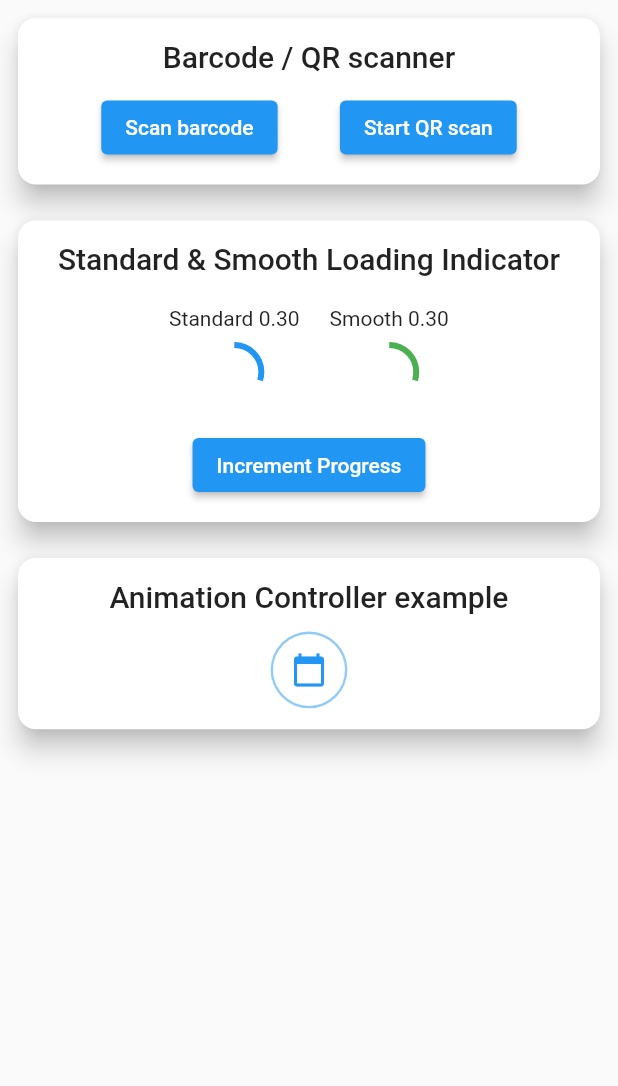
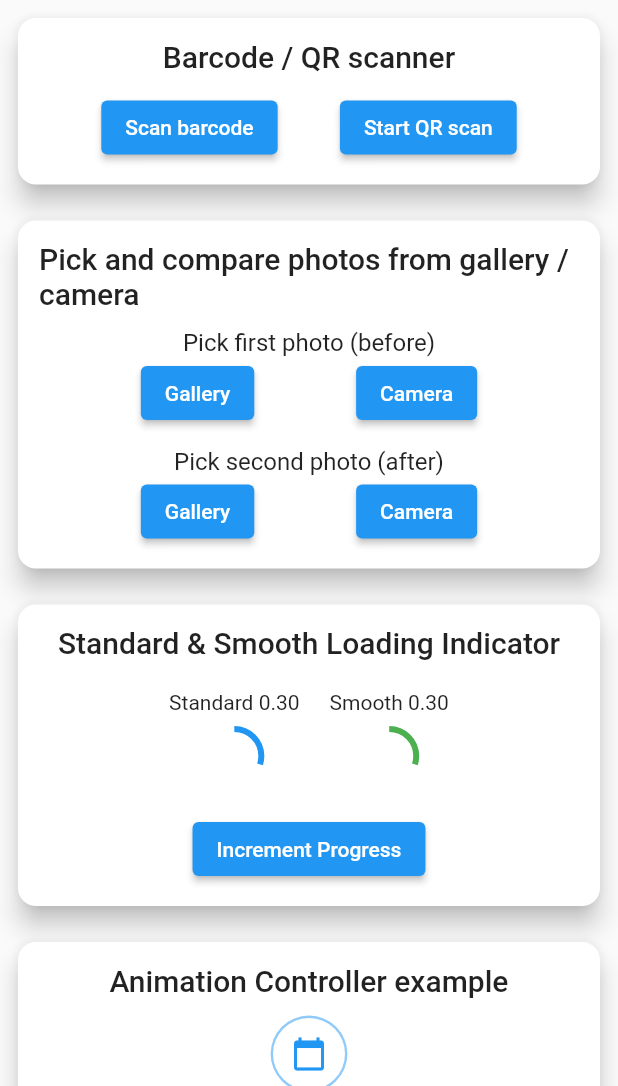
Before and after one commit to jArecki444/Sandbox_Practice_Flutter, a Flutter app: the screen it shows after launch, on a phone screen of 412 x 824 dp, the part 150-1236 px from its top. Run offline on Flutter 3.47's test engine with Material 2 defaults, Android fonts, the phone set to English and light mode, and no system bars; our stand-ins replace image_picker; missing offline and left inert: before_after, flutter_barcode_scanner.

Commit message:
Compare images from gallery and camera

```diff
--- /dev/null
+++ b/lib/cards/compare_photos_slider.dart
@@ -0,0 +1,148 @@
+import 'dart:io';
+
+import 'package:before_after/before_after.dart';
+import 'package:flutter/material.dart';
+import 'package:image_picker/image_picker.dart';
+
+class ComparePhotosSliderCard extends StatefulWidget {
+  const ComparePhotosSliderCard({Key? key}) : super(key: key);
+
+  @override
+  State<ComparePhotosSliderCard> createState() =>
+      _ComparePhotosSliderCardState();
+}
+
+class _ComparePhotosSliderCardState extends State<ComparePhotosSliderCard> {
+  File? _pickedPhotoBefore;
+  File? _pickedPhotoAfter;
+
+  @override
+  Widget build(BuildContext context) {
+    return Card(
+      margin: const EdgeInsets.all(12.0),
+      shape: RoundedRectangleBorder(
+        borderRadius: BorderRadius.circular(12.0),
+      ),
+      elevation: 7,
+      child: Padding(
+        padding: const EdgeInsets.all(14.0),
+        child: Column(
+          children: [
+            Text(
+              'Pick and compare photos from gallery / camera',
+              style: Theme.of(context).textTheme.headline6,
+            ),
+            const SizedBox(height: 12),
+            Visibility(
+              visible: _pickedPhotoBefore == null,
+              child: Column(
+                children: [
+                  const Text(
+                    'Pick first photo (before)',
+                    style: TextStyle(fontSize: 16),
+                  ),
+                  Row(
+                    mainAxisAlignment: MainAxisAlignment.spaceEvenly,
+                    children: [
+                      ElevatedButton(
+                        onPressed: () => _pickImage(
+                            ImageSource.gallery, ComparedPhoto.before),
+                        child: const Text(
+                          'Gallery',
+                        ),
+                      ),
+                      ElevatedButton(
+                        onPressed: () => _pickImage(
+                            ImageSource.camera, ComparedPhoto.before),
+                        child: const Text(
+                          'Camera',
+                        ),
+                      ),
+                    ],
+                  ),
+                ],
+              ),
+            ),
+            const SizedBox(height: 12),
+            Visibility(
+              visible: _pickedPhotoAfter == null,
+              child: Column(
+                children: [
+                  const Text(
+                    'Pick second photo (after)',
+                    style: const TextStyle(fontSize: 16),
+                  ),
+                  Row(
+                    mainAxisAlignment: MainAxisAlignment.spaceEvenly,
+                    children: [
+                      ElevatedButton(
+                        onPressed: () => _pickImage(
+                            ImageSource.gallery, ComparedPhoto.after),
+                        child: const Text(
+                          'Gallery',
+                        ),
+                      ),
+                      ElevatedButton(
+                        onPressed: () =>
+                            _pickImage(ImageSource.camera, ComparedPhoto.after),
+                        child: const Text('Camera'),
+                      ),
+                    ],
+                  ),
+                ],
+              ),
+            ),
+            if (_pickedPhotoAfter != null && _pickedPhotoBefore != null)
+              Column(
+                children: [
+                  BeforeAfter(
+                    beforeImage: Image.file(
+                      _pickedPhotoBefore!,
+                      fit: BoxFit.cover,
+                      height: 500,
+                      width: 500,
+                    ),
+                    afterImage: Image.file(
+                      _pickedPhotoAfter!,
+                      fit: BoxFit.cover,
+                      height: 500,
+                      width: 500,
+                    ),
+                  ),
+                  ElevatedButton(
+                    onPressed: () => setState(() {
+                      _pickedPhotoBefore = null;
+                      _pickedPhotoAfter = null;
+                    }),
+                    child: Text('Try again with new photos'),
+                  )
+                ],
+              ),
+          ],
+        ),
+      ),
+    );
+  }
+
+  Future _pickImage(ImageSource sourceType, ComparedPhoto comparedPhoto) async {
+    try {
+      final pickedFile = await ImagePicker().pickImage(source: sourceType);
+      if (pickedFile != null) {
+        setState(() {
+          if (comparedPhoto == ComparedPhoto.before) {
+            _pickedPhotoBefore = File(pickedFile.path);
+          } else {
+            _pickedPhotoAfter = File(pickedFile.path);
+          }
+        });
+      }
+    } catch (e) {
+      print('Failed to pick image $e');
+    }
+  }
+}
+
+enum ComparedPhoto {
+  before,
+  after,
+}
--- a/lib/main.dart
+++ b/lib/main.dart
@@ -1,6 +1,7 @@
 import 'package:flutter/material.dart';
 import 'package:sandbox_practice_flutter/cards/animated_icons.dart';
 import 'package:sandbox_practice_flutter/cards/barcode_scanner.dart';
+import 'package:sandbox_practice_flutter/cards/compare_photos_slider.dart';
 
 import 'cards/animated_progress_indicator.dart';
 
@@ -66,6 +67,7 @@
                 mainAxisAlignment: MainAxisAlignment.start,
                 children: <Widget>[
                   const BarcodeScannerCard(),
+                  const ComparePhotosSliderCard(),
                   AnimatedProgressIndicatorCard(
                     incrementProgress: _incrementProgress,
                     progress: _progress,
```
Also changed, not shown: pubspec.yaml (+7 -17 lines), pubspec.lock, 2 other files.
